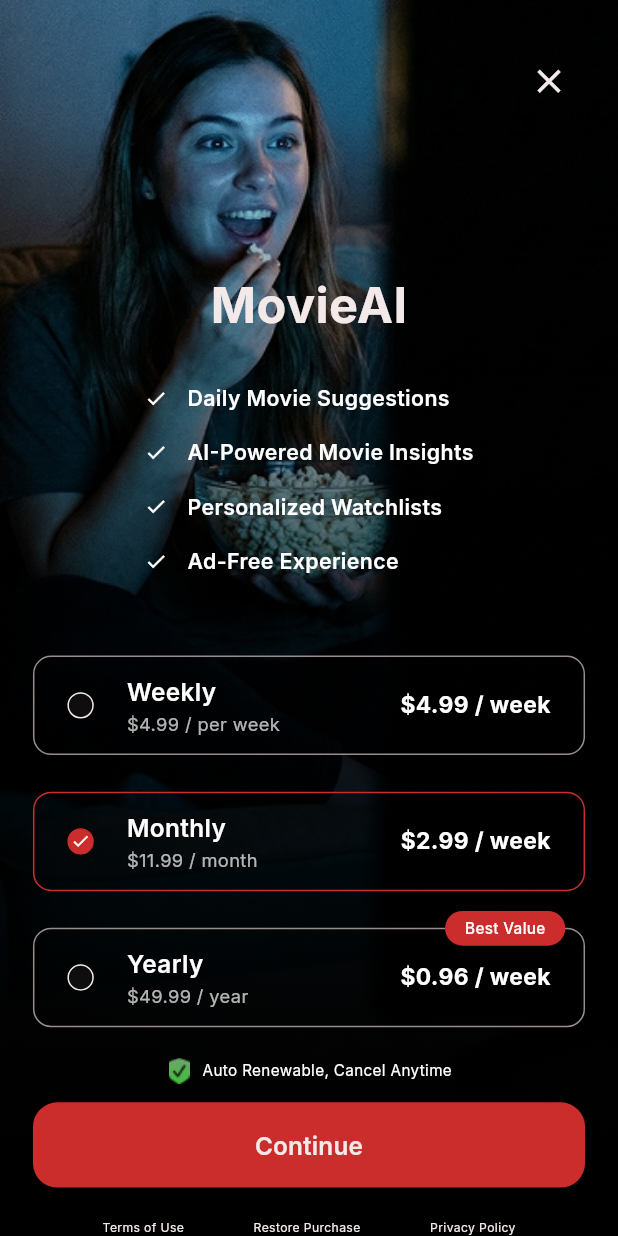
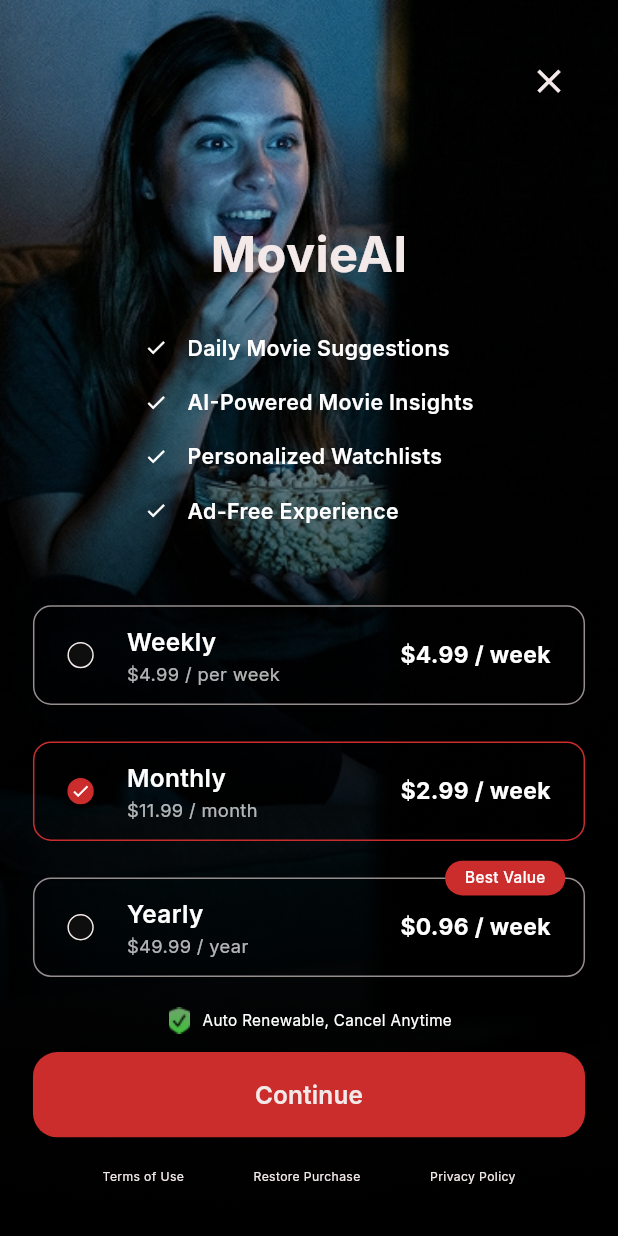
Before and after one commit to melihcakmak64/BobyAI-MovieApp, a Flutter app: the VariantB widget shown alone on an empty page, opened directly, on a phone screen of 412 x 824 dp. Run offline on Flutter 3.47's test engine with Material 3 defaults, Android fonts, the phone set to English and light mode, and no system bars; our stand-ins replace auto_route, cached_network_image, dio, flutter_dotenv, flutter_mobx, flutter_screenutil and 2 more; generated files the repository leaves out were written again; network calls fail.

Commit message:
minimum parameter is used instead of extension

```diff
--- a/lib/presentation/view/payment/variant_a_screen.dart
+++ b/lib/presentation/view/payment/variant_a_screen.dart
@@ -15,6 +15,7 @@ class VariantA extends StatelessWidget {
   @override
   Widget build(BuildContext context) {
     return SafeArea(
+      minimum: EdgeInsets.only(bottom: 33.h),
       child: Padding(
         padding: EdgeInsets.symmetric(horizontal: 20.w),
         child: Stack(
--- a/lib/presentation/view/payment/variant_b_screen.dart
+++ b/lib/presentation/view/payment/variant_b_screen.dart
@@ -30,8 +30,8 @@ class VariantB extends StatelessWidget {
                 end: Alignment.bottomCenter,
                 colors: [
                   Colors.transparent,
-                  Colors.black.withOpacity(0.5),
-                  Colors.black.withOpacity(0.9),
+                  Colors.black.withValues(alpha: 0.5),
+                  Colors.black.withValues(alpha: 0.9),
                   Colors.black,
                 ],
                 stops: [0.0, 0.4, 0.7, 1.0],
@@ -42,6 +42,7 @@ class VariantB extends StatelessWidget {
 
         // Content
         SafeArea(
+          minimum: EdgeInsets.only(bottom: 33.h),
           child: Padding(
             padding: EdgeInsets.symmetric(horizontal: 20.w).copyWith(top: 30.h),
             child: Column(
```
Also changed, not shown: lib/core/helpers/extensions.dart (deleted, +0 -11 lines).
